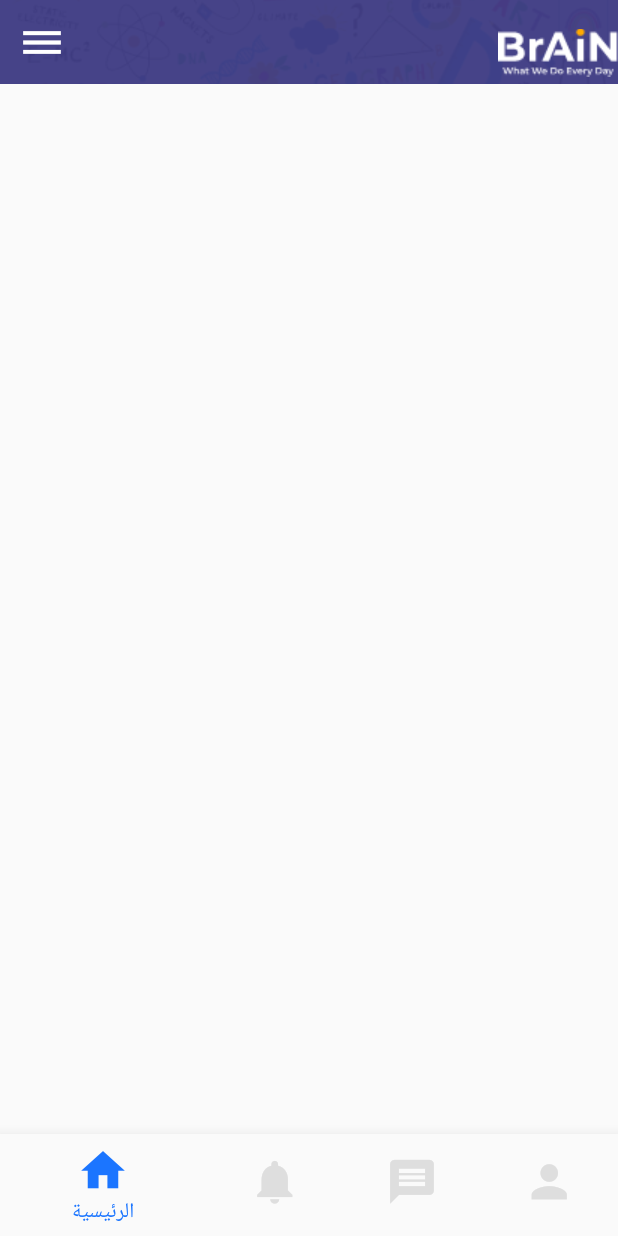
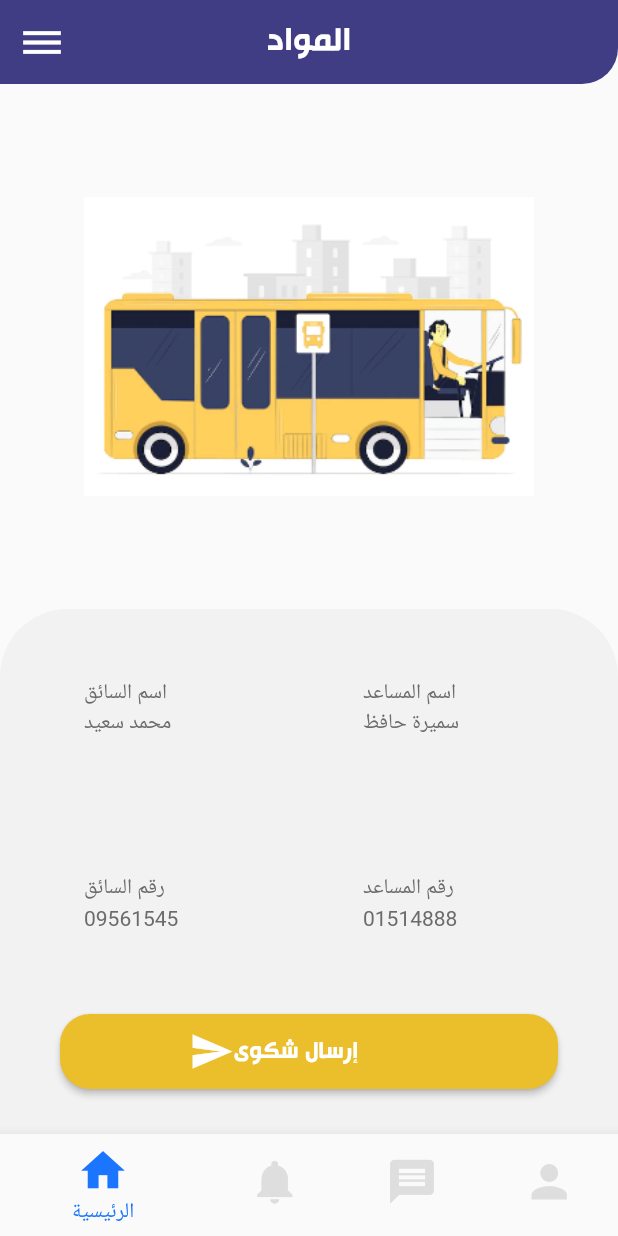
Before and after one commit to SuraAborass/SchoolApp, a Flutter app: the BusScreen screen opened directly, on a phone screen of 412 x 824 dp. Run offline on Flutter 3.47's test engine with Material 2 defaults, Android fonts, the light colour scheme and no system bars; our stand-ins replace get; Roboto replaces fonts that are missing (Hacen Tunisia Lt).

Commit message:
make some fixes and make bus screen

```diff
--- a/lib/Constants/get_pages.dart
+++ b/lib/Constants/get_pages.dart
@@ -1,4 +1,5 @@
 import 'package:get/get.dart';
+import '../PrsentationLayer/Screens/Public/Bus_screen.dart';
 import '../PrsentationLayer/Screens/Public/HomeWorks_screen.dart';
 import '../PrsentationLayer/Screens/Public/Subjects_screen.dart';
 import '../PrsentationLayer/Screens/Public/home_screen.dart';
@@ -17,4 +18,8 @@ List<GetPage<dynamic>> getPages = [
     name: AppRoutes.homeWorksScreen,
     page: () => const HomeWorkScreen(),
   ),
+  GetPage(
+    name: AppRoutes.busScreen,
+    page: () => const BusScreen(),
+  ),
 ];
--- a/lib/Constants/ui_colors.dart
+++ b/lib/Constants/ui_colors.dart
@@ -4,10 +4,12 @@ class UIColors {
 static const primary = Color(0xff403D84);
 static const white = Color(0xffFFFFFF);
 static const lightWhite = Color(0x20FFFFFF);
+static const lightGray = Color(0xffF2F2F2);
 static const gray = Color(0xffC2C2C2);
 static const pink = Color(0xffE56464);
 static const green = Color(0xff68D464);
 static const lightBlack = Color(0xff6B6B6B);
+static const yellow = Color(0xffEBBE2B);
 
 //bottom_navigation_bar
   static const iconColor = Color(0xffC2C2C2);
--- a/lib/Constants/ui_styles.dart
+++ b/lib/Constants/ui_styles.dart
@@ -1,4 +1,4 @@
 import 'package:flutter/cupertino.dart';
 
 const radiusbottomright = BorderRadius.only(bottomRight: Radius.circular(45));
-const radiustopleft = BorderRadius.only(topLeft: Radius.circular(45));
+const radiustopleftandright = BorderRadius.only(topLeft: Radius.circular(45),topRight:  Radius.circular(45));
--- a/lib/Constants/ui_text_styles.dart
+++ b/lib/Constants/ui_text_styles.dart
@@ -11,5 +11,10 @@ class UITextStyle{
      color: UIColors.gray,
      fontSize: 14,
      fontFamily: "Hacen");
+ static const smallBodyNormal = TextStyle(
+     fontWeight: FontWeight.normal,
+     color: UIColors.gray,
+     fontSize: 14,
+     fontFamily: "Hacen Tunisia Lt");
 
 }
--- a/lib/PrsentationLayer/Screens/Public/Bus_screen.dart
+++ b/lib/PrsentationLayer/Screens/Public/Bus_screen.dart
@@ -1,7 +1,11 @@
 import 'package:flutter/material.dart';
+import '../../../Constants/ui_colors.dart';
+import '../../../Constants/ui_styles.dart';
+import '../../../Constants/ui_text_styles.dart';
+import '../../Widgets/Public/bottom_navigation_bar.dart';
+import '../../Widgets/Public/school_appbar.dart';
+import 'package:get/get.dart';
 
-import '../../Widgets/Public/AppBar.dart';
-import '../../Widgets/Public/bottom_navigation_bar.dart';
 
 class BusScreen extends StatelessWidget {
   const BusScreen({Key? key}) : super(key: key);
@@ -10,7 +14,63 @@ class BusScreen extends StatelessWidget {
   Widget build(BuildContext context) {
     return Scaffold(
       bottomNavigationBar: const CustomBottomNavigationBar(),
-      appBar: customAppBar(),
+      appBar: schoolAppBar(),
+      body: Column(
+        children: [
+          Expanded(
+            flex: 1,
+            child: Image.asset('assets/images/Image 1.png',width: 300,height: 219,)
+          ),
+          Expanded(flex: 1,
+              child: Container(
+                height: 328,
+                width: Get.width,
+                decoration: const BoxDecoration(
+                  color: UIColors.lightGray,
+                  borderRadius: radiustopleftandright,
+                ),
+                child: Column(
+                  children: [
+                    Expanded(flex:2,child: Row(children: [
+                      const SizedBox(width: 40,),
+                      Expanded(flex:1,child: ListTile(title: Text("اسم السائق",style: UITextStyle.smallBodyNormal.copyWith(color: UIColors.lightBlack),),
+                      subtitle: Text("محمد سعيد",style: UITextStyle.smallBodyNormal.copyWith(color: UIColors.lightBlack),),) ),
+                      Expanded(flex:1,child: ListTile(title: Text("اسم المساعد",style: UITextStyle.smallBodyNormal.copyWith(color: UIColors.lightBlack),),
+                        subtitle: Text("سميرة حافظ",style: UITextStyle.smallBodyNormal.copyWith(color: UIColors.lightBlack),),) ),
+                    ],),),
+                    Expanded(flex:2,child: Row(children: [
+                      const SizedBox(width: 40,),
+                      Expanded(flex:1,child: ListTile(title: Text("رقم السائق",style: UITextStyle.smallBodyNormal.copyWith(color: UIColors.lightBlack),),
+                        subtitle: Text("09561545",style: UITextStyle.smallBodyNormal.copyWith(color: UIColors.lightBlack),),) ),
+                      Expanded(flex:1,child: ListTile(title: Text("رقم المساعد",style: UITextStyle.smallBodyNormal.copyWith(color: UIColors.lightBlack),),
+                        subtitle: Text("01514888",style: UITextStyle.smallBodyNormal.copyWith(color: UIColors.lightBlack),),) ),
+                    ],)),
+                    Padding(
+                      padding: const EdgeInsets.only(top:10.0,bottom: 10,right: 40,left: 40),
+                      child: MaterialButton(
+                        onPressed:(){},
+                        height: 50,
+                        minWidth: 250,
+                        color: UIColors.yellow ,
+                        shape: const RoundedRectangleBorder(
+                            borderRadius: BorderRadius.all(
+                                Radius.circular(20.0))),
+                        child: Row(
+                          children: const [
+                            SizedBox(width: 70,),
+                             Icon(Icons.send_sharp,color: UIColors.white,size: 30,),
+                            Text('إرسال شكوى', style: UITextStyle.titleBold ),
+                          ],
+                        ),
+                      ),
+                    ),
+                    const SizedBox(height: 20,)
+                  ],
+                ),
+
+              ),)
+        ],
+      ),
     );
   }
 }
--- a/lib/PrsentationLayer/Screens/Public/HomeWorks_screen.dart
+++ b/lib/PrsentationLayer/Screens/Public/HomeWorks_screen.dart
@@ -1,7 +1,7 @@
 import 'package:flutter/material.dart';
 import '../../Widgets/HomeWorks/home_work_item.dart';
-import '../../Widgets/Public/AppBar.dart';
 import '../../Widgets/Public/bottom_navigation_bar.dart';
+import '../../Widgets/Public/school_appbar.dart';
 
 class HomeWorkScreen extends StatelessWidget {
   const HomeWorkScreen({Key? key}) : super(key: key);
@@ -10,7 +10,7 @@ class HomeWorkScreen extends StatelessWidget {
   Widget build(BuildContext context) {
     return Scaffold(
       bottomNavigationBar: const CustomBottomNavigationBar(),
-      appBar: customAppBar(),
+      appBar: schoolAppBar(),
       body: Padding(
         padding: const EdgeInsets.all(8.0),
         child: SizedBox(
--- a/lib/PrsentationLayer/Screens/Public/Subjects_screen.dart
+++ b/lib/PrsentationLayer/Screens/Public/Subjects_screen.dart
@@ -1,7 +1,6 @@
 import 'package:flutter/material.dart';
-
-import '../../Widgets/Public/AppBar.dart';
 import '../../Widgets/Public/bottom_navigation_bar.dart';
+import '../../Widgets/Public/school_appbar.dart';
 import '../../Widgets/Subjects/Subject_item.dart';
 
 class SubjectsScreen extends StatelessWidget {
@@ -11,7 +10,7 @@ class SubjectsScreen extends StatelessWidget {
   Widget build(BuildContext context) {
     return  Scaffold(
       bottomNavigationBar: const CustomBottomNavigationBar(),
-      appBar: customAppBar(),
+      appBar: schoolAppBar(),
       body: Padding(
         padding: const EdgeInsets.all(8.0),
         child: SizedBox(
--- a/lib/PrsentationLayer/Screens/Public/home_screen.dart
+++ b/lib/PrsentationLayer/Screens/Public/home_screen.dart
@@ -19,7 +19,7 @@ class HomeScreen extends StatelessWidget {
   Widget build(BuildContext context) {
     return Scaffold(
       backgroundColor: UIColors.white,
-      appBar: customAppBar(),
+      appBar: customAppBar(context),
       drawer: const CustomDrawer(),
       bottomNavigationBar: const CustomBottomNavigationBar(),
       body: Column(
--- a/lib/PrsentationLayer/Widgets/Public/AppBar.dart
+++ b/lib/PrsentationLayer/Widgets/Public/AppBar.dart
@@ -2,7 +2,7 @@ import 'package:flutter/material.dart';
 import '../../../Constants/ui_colors.dart';
 
 
-PreferredSizeWidget customAppBar({Widget? bool }) {
+PreferredSizeWidget customAppBar(BuildContext context) {
   return AppBar(
     backgroundColor: UIColors.primary,
     elevation: 0.0,
--- a/lib/PrsentationLayer/Widgets/Public/drawer.dart
+++ b/lib/PrsentationLayer/Widgets/Public/drawer.dart
@@ -55,7 +55,7 @@ class CustomDrawer extends StatelessWidget {
                 color: UIColors.primary,
               ),
               title: Text('الباص',style: UITextStyle.titleBold.copyWith(color: UIColors.primary)),
-              onTap: () {}
+              onTap: () => Get.toNamed(AppRoutes.busScreen)
           ),
         ],
       ),
--- /dev/null
+++ b/lib/PrsentationLayer/Widgets/Public/school_appbar.dart
@@ -0,0 +1,30 @@
+import 'package:flutter/material.dart';
+import '../../../Constants/ui_colors.dart';
+import '../../../Constants/ui_text_styles.dart';
+
+
+PreferredSizeWidget schoolAppBar(
+    {Widget? leading, List<Widget> actions = const []}) {
+  return AppBar(
+    elevation: 0.0,
+    centerTitle: true,
+    backgroundColor: UIColors.primary,
+    title:  Text("المواد",style: UITextStyle.titleBold.copyWith(fontSize: 25),),
+    shape: const RoundedRectangleBorder(
+      borderRadius: BorderRadius.only(
+        bottomRight: Radius.circular(24),
+      ),
+    ),
+    leading:   Builder(builder: (context) {
+      return IconButton(
+          onPressed: () {
+            Scaffold.of(context).openDrawer();
+          },
+          icon: const Icon(
+            Icons.dehaze_outlined,
+            size: 30,
+            color: UIColors.white,
+          ));
+    }),
+  );
+}
```
